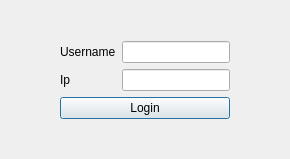
Old version of the form openwindow.ui in the repository omercankilic/V_ChatApp.
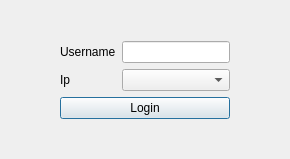
New version of the form.

```diff
--- a/openwindow.ui
+++ b/openwindow.ui
@@ -68,7 +68,7 @@
           <widget class="QLineEdit" name="usernameLineEdit"/>
          </item>
          <item>
-          <widget class="QLineEdit" name="ipLineEdit"/>
+          <widget class="QComboBox" name="ipList"/>
          </item>
         </layout>
        </item>
```
